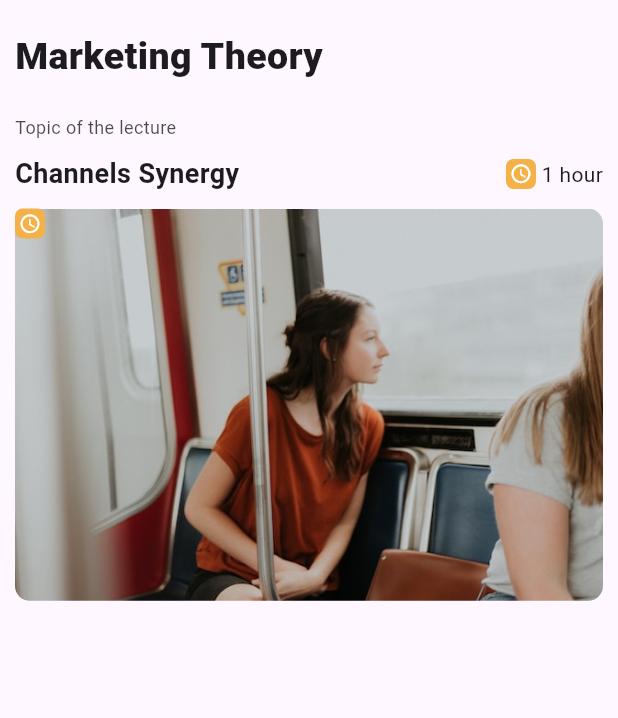
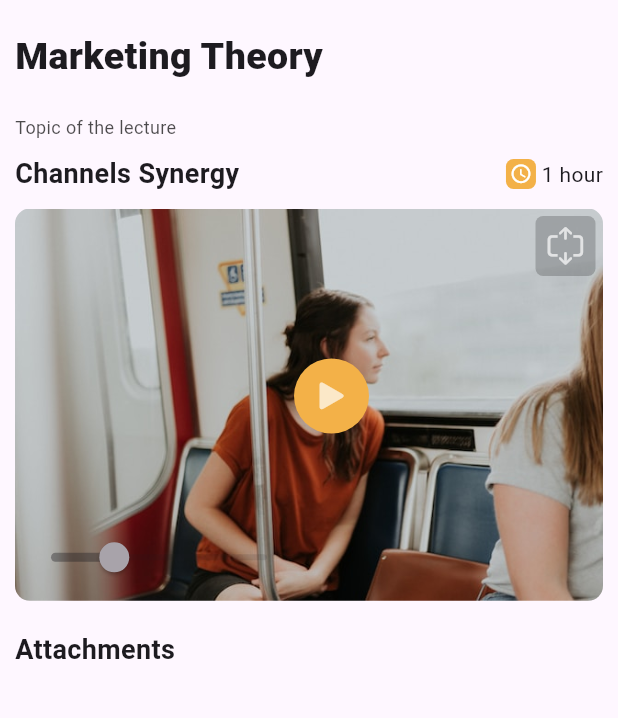
Before and after one commit to SAMIULLAH-KALHORO-DEV/online_academy_ui_design, a Flutter app: the screen it shows after launch, on a phone screen of 412 x 824 dp, the part 120-838 px from its top. Run offline on Flutter 3.47's test engine with Material 2 defaults, Android fonts, the phone set to English and light mode, and no system bars.

Commit message:
commenting work

```diff
--- a/lib/widgets/screen2.dart
+++ b/lib/widgets/screen2.dart
@@ -1,3 +1,4 @@
+import 'package:flutter/cupertino.dart';
 import 'package:flutter/material.dart';
 import 'package:online_academy_ui_design/widgets/utils.dart';
 
@@ -34,8 +35,7 @@ class Screen2 extends StatelessWidget {
           Row(
             mainAxisAlignment: MainAxisAlignment.spaceBetween,
             children: [
-              const Text("Channels Synergy",
-                  style: TextStyle(fontWeight: FontWeight.bold, fontSize: 18)),
+              Text("Channels Synergy", style: TextStyling().h3),
               Row(
                 children: [
                   Container(
@@ -56,28 +56,55 @@ class Screen2 extends StatelessWidget {
             ],
           ),
           const SizedBox(height: 10),
-          Stack(
-            children: [
+          Stack(children: [
             ClipRRect(
               borderRadius: BorderRadius.circular(10),
               child: Image(image: AssetImage("assets/image2.jpg")),
             ),
             Positioned(
+              right: 5,
+              top: 5,
               child: Container(
-                  height: 20,
-                  width: 20,
+                height: 40,
+                width: 40,
                 decoration: BoxDecoration(
-                      color: Pallete.mainBgColor,
+                    color: Pallete.darkColor.withOpacity(0.2),
                     borderRadius: BorderRadius.circular(5)),
-                  child: const Icon(
-                    Icons.access_time_rounded,
-                    color: Colors.white,
-                    size: 15,
+                child: Icon(
+                  CupertinoIcons.rectangle_expand_vertical,
+                  color: Colors.white.withOpacity(0.7),
+                  size: 25,
                 ),
               ),
-              )
-            ],
-          )
+            ),
+            Positioned(
+              top: 100,
+              left: MediaQuery.of(context).size.width / 2 - 20,
+              child: Container(
+                height: 50,
+                width: 50,
+                decoration: const BoxDecoration(
+                  shape: BoxShape.circle,
+                  color: Pallete.mainBgColor,
+                ),
+                child: Icon(
+                  CupertinoIcons.play_fill,
+                  color: Colors.white.withOpacity(0.7),
+                  size: 25,
+                ),
+              ),
+            ),
+            const Positioned(
+                bottom: 5,
+                child: Slider(
+                    secondaryActiveColor: Colors.amber,
+                    value: 30,
+                    max: 100,
+                    min: 1,
+                    onChanged: null))
+          ]),
+          SizedBox(height: 20),
+          Text("Attachments", style: TextStyling().h3),
         ]),
       ),
     );
--- a/lib/widgets/utils.dart
+++ b/lib/widgets/utils.dart
@@ -6,10 +6,12 @@ class TextStyling {
       color: Colors.black54.withOpacity(0.7),
       fontWeight: FontWeight.w400,
       fontSize: 12);
+  final h3 = TextStyle(fontWeight: FontWeight.bold, fontSize: 18);
 }
 
 class Pallete {
   static const Color mainBgColor = Color(0xFFF3B148);
+  static const Color darkColor = Colors.black;
   static const Color dropBgColor = Color(0xFFFDEFD8);
 }
 
```
Lines whose indentation alone changed are shown as unchanged.
